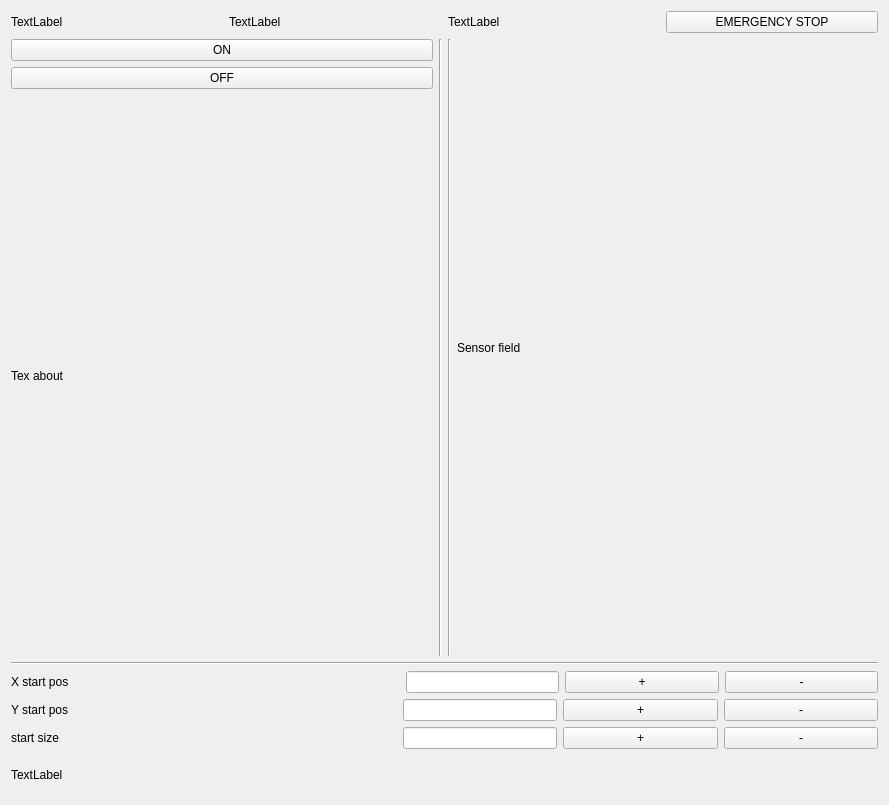
Above: widgetservice.ui from kasarkonic/sauka before the change. Below: the same form after it.
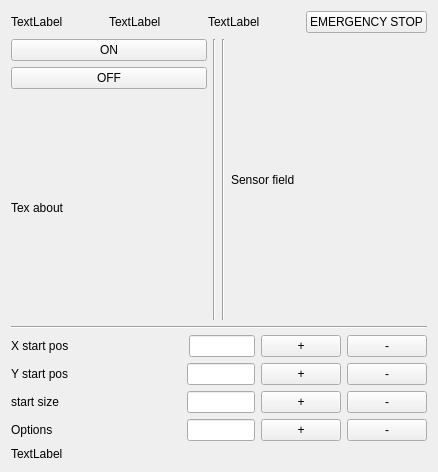
That is the form after the change.

```diff
--- a/widgetservice.ui
+++ b/widgetservice.ui
@@ -6,8 +6,8 @@
    <rect>
     <x>0</x>
     <y>0</y>
-    <width>889</width>
-    <height>805</height>
+    <width>438</width>
+    <height>472</height>
    </rect>
   </property>
   <property name="windowTitle">
@@ -232,7 +232,35 @@
         </widget>
        </item>
        <item>
-        <widget class="QPushButton" name="pushButton_7">
+        <widget class="QPushButton" name="pushButton_sizeMinus">
+         <property name="text">
+          <string>-</string>
+         </property>
+        </widget>
+       </item>
+      </layout>
+     </item>
+     <item>
+      <layout class="QHBoxLayout" name="horizontalLayout_3" stretch="5,2,2,2">
+       <item>
+        <widget class="QLabel" name="label_7">
+         <property name="text">
+          <string>Options</string>
+         </property>
+        </widget>
+       </item>
+       <item>
+        <widget class="QLineEdit" name="lineEdit_options"/>
+       </item>
+       <item>
+        <widget class="QPushButton" name="pushButton_OptionsPlus">
+         <property name="text">
+          <string>+</string>
+         </property>
+        </widget>
+       </item>
+       <item>
+        <widget class="QPushButton" name="pushButton_OptionsMinus">
          <property name="text">
           <string>-</string>
          </property>
```
Left out of the diff: 16 changed lines with no effect on the pictures.
